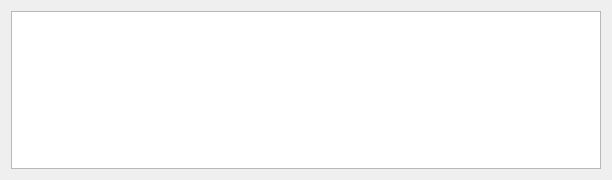
Old version of the form ui/status_dialog.ui in the repository cheind/reconstructme-qt.
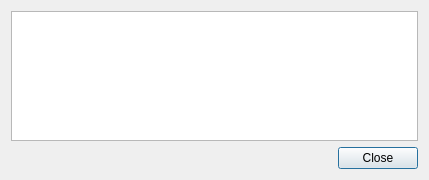
New version of the form.

Commit message: changed url links status dialog frameless loggin information for each new context

What changed in the file:
```diff
--- a/ui/status_dialog.ui
+++ b/ui/status_dialog.ui
@@ -6,7 +6,7 @@
    <rect>
     <x>0</x>
     <y>0</y>
-    <width>612</width>
+    <width>429</width>
     <height>180</height>
    </rect>
   </property>
@@ -21,6 +21,28 @@
   </property>
   <layout class="QGridLayout" name="gridLayout">
    <item row="0" column="0">
+    <layout class="QGridLayout" name="gridLayout_2">
+     <item row="1" column="1">
+      <widget class="QPushButton" name="closeBtn">
+       <property name="text">
+        <string>Close</string>
+       </property>
+      </widget>
+     </item>
+     <item row="1" column="0">
+      <spacer name="horizontalSpacer">
+       <property name="orientation">
+        <enum>Qt::Horizontal</enum>
+       </property>
+       <property name="sizeHint" stdset="0">
+        <size>
+         <width>40</width>
+         <height>20</height>
+        </size>
+       </property>
+      </spacer>
+     </item>
+     <item row="0" column="0" colspan="2">
     <widget class="QTableView" name="statustableView">
      <property name="selectionMode">
       <enum>QAbstractItemView::NoSelection</enum>
@@ -47,6 +69,8 @@
       <bool>false</bool>
      </attribute>
     </widget>
+     </item>
+    </layout>
    </item>
   </layout>
  </widget>
```
Lines whose indentation alone changed are shown as unchanged. The commit also changes 8 other files.
